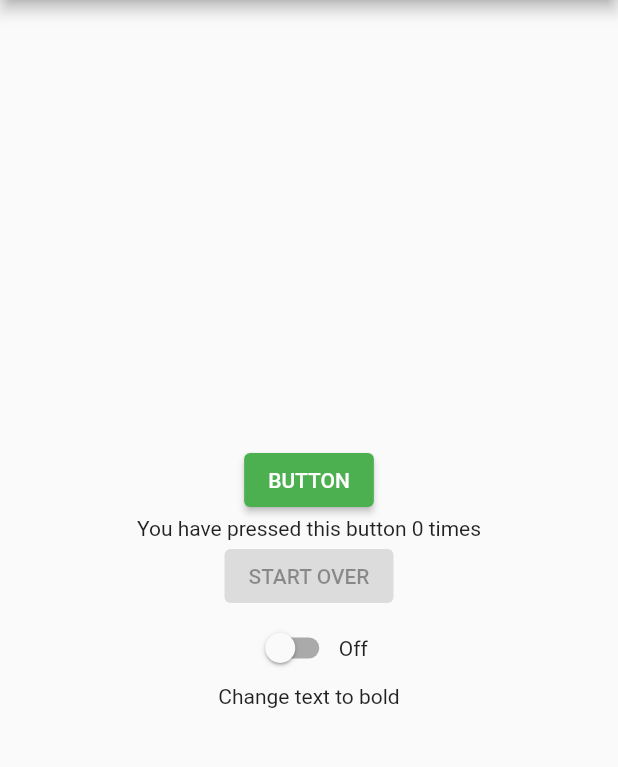
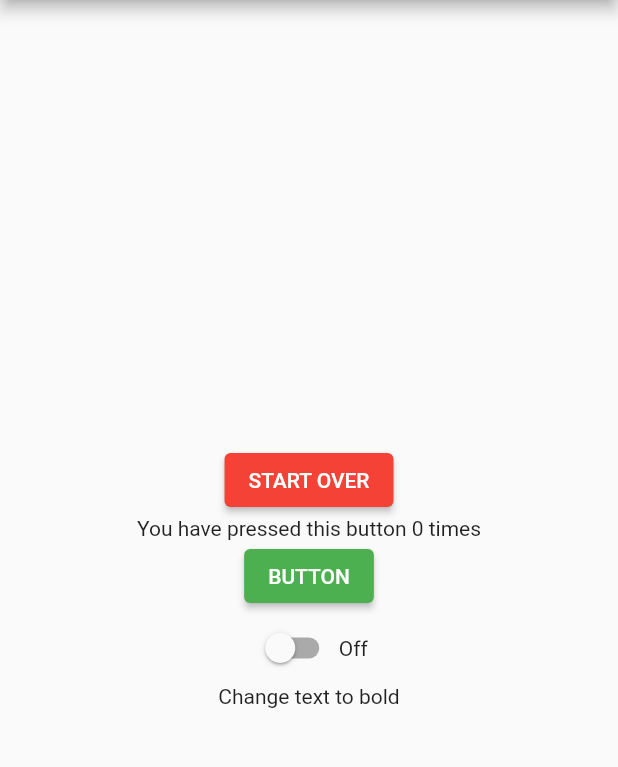
Before and after one commit to sebasgonvitec/App-de-Prueba, a Flutter app: the screen it shows after launch, on a phone screen of 412 x 824 dp, the part 84-851 px from its top. Run offline on Flutter 3.47's test engine with Material 2 defaults, Android fonts, the phone set to English and light mode, and no system bars.

Commit message:
Added third version of app de prueba (provider)

```diff
--- a/lib/inc_button.dart
+++ b/lib/custom_widgets/inc_button.dart
@@ -1,27 +1,23 @@
 import 'package:flutter/material.dart';
 
-class IncButton extends StatelessWidget {
-  final String inputText;
+class CustomButton extends StatelessWidget {
   final void Function() onPressed;
-  final Color color;
+  final bool reset;
 
   // ignore: use_key_in_widget_constructors
-  const IncButton(
-      {required this.inputText, required this.onPressed, required this.color});
+  const CustomButton({required this.onPressed, required this.reset});
 
   @override
   Widget build(BuildContext context) {
     return ElevatedButton(
         //Adding green color to the button and white color to the text
         style: ElevatedButton.styleFrom(
-          primary: color,
+          primary: reset ? Colors.red : Colors.green,
           onPrimary: Colors.white,
         ),
         //Action to happen when button is pressed
         onPressed: onPressed,
         //Text of the button
-        child: Text(
-          inputText,
-        ));
+        child: reset ? const Text('START OVER') : const Text('BUTTON'));
   }
 }
--- a/lib/main.dart
+++ b/lib/main.dart
@@ -1,12 +1,20 @@
 import 'package:flutter/material.dart';
-import './inc_button.dart';
+import 'custom_widgets/inc_button.dart';
+import 'package:provider/provider.dart';
+import 'package:app_de_prueba/providers/counter_provier.dart';
 
 void main() {
-  runApp(const MyApp());
+  runApp(
+    ChangeNotifierProvider(
+      create: (context) => Counter(),
+      child: const MyApp(),
+    ),
+  );
 }
 
 class MyApp extends StatelessWidget {
   const MyApp({Key? key}) : super(key: key);
+
   @override
   Widget build(BuildContext context) {
     return MaterialApp(
@@ -14,107 +22,57 @@ class MyApp extends StatelessWidget {
       theme: ThemeData(
         primarySwatch: Colors.lightBlue,
       ),
-      home: const MyHomePage(title: 'App de Prueba'),
+      home: const MyHomePage(),
     );
   }
 }
 
-class MyHomePage extends StatefulWidget {
-  const MyHomePage({Key? key, required this.title}) : super(key: key);
-
-  final String title;
-
-  @override
-  State<MyHomePage> createState() => _MyHomePageState();
-}
-
-class _MyHomePageState extends State<MyHomePage> {
-  //Variables
-  int _counter = 0;
-  bool _startOver = false;
-  bool _textBold = false;
-
-  //Function to increment the counter variable by one and set starOver variable to true,
-  //enabling the START OVER button
-  void _incrementCounter() {
-    setState(() {
-      _counter++;
-      _startOver = true;
-    });
-  }
-
-  //Function to reset the counter variable and disable the START OVER button
-  void _resetCounter() {
-    setState(() {
-      _counter = 0;
-      _startOver = false;
-    });
-  }
+class MyHomePage extends StatelessWidget {
+  const MyHomePage({Key? key}) : super(key: key);
 
   @override
   Widget build(BuildContext context) {
     return Scaffold(
       appBar: AppBar(
-        title: Text(widget.title),
+        title: const Text('App de Prueba'),
       ),
       body: Center(
-        child: Column(
+          child: Consumer<Counter>(
+        builder: (context, counter, child) => Column(
           mainAxisAlignment: MainAxisAlignment.center,
           children: <Widget>[
-            //First button (green) to increment the counter
-            IncButton(
-                inputText: 'BUTTON',
-                onPressed: _incrementCounter,
-                color: Colors.green),
-            //Text in between buttons
+            CustomButton(
+              onPressed: () => {context.read<Counter>().reset()},
+              reset: true,
+            ),
             Text(
-              'You have pressed this button $_counter times',
+              'You have pressed this button ${counter.count} times',
+              style: counter.textBold == true //_textBold == true
+                  ? const TextStyle(fontWeight: FontWeight.bold)
+                  : const TextStyle(fontWeight: FontWeight.normal),
             ),
-            //Second button (red) to reset the counter
-            ElevatedButton(
-                //Setting red color and white text
-                style: ElevatedButton.styleFrom(
-                  primary: Colors.red,
-                  onPrimary: Colors.white,
-                ),
-                //Action to happen when pressed
-                //Ternary Operation to enable or disable button
-                onPressed: _startOver
-                    ? () {
-                        _resetCounter();
-                      }
-                    : null,
-                child: const Text('START OVER')),
-            //Row widget to align switch and text horizontally
+            CustomButton(
+              onPressed: () => {context.read<Counter>().increment()},
+              reset: false,
+            ),
             Row(
-              //Center elements in the Row widget
               mainAxisAlignment: MainAxisAlignment.center,
               children: <Widget>[
-                //Switch to make text bold
                 Switch(
-                  value: _textBold,
+                  value: counter.textBold,
                   onChanged: (value) {
-                    setState(() {
-                      _textBold = value;
-                    });
+                    context.read<Counter>().textBoldness(value);
                   },
                 ),
-                //Ternary operation to change text (on/off) by the value of the switchs
-                _textBold ? const Text('On') : const Text('Off'),
+                counter.textBold ? const Text('On') : const Text('Off'),
               ],
             ),
-            //Text to change to bold
-            Text(
-              'Change text to bold',
-              //Ternary operation inside of style for switching between bold or normal
-              //according to the _textBold variable
-              style: _textBold == true
-                  ? const TextStyle(fontWeight: FontWeight.bold)
-                  : const TextStyle(fontWeight: FontWeight.normal),
-            )
+            counter.textBold
+                ? const Text('Remove text boldness')
+                : const Text('Change text to bold'),
           ],
         ),
-      ),
+      )),
     );
   }
 }
--- /dev/null
+++ b/lib/providers/counter_provier.dart
@@ -0,0 +1,24 @@
+import 'package:flutter/material.dart';
+
+class Counter with ChangeNotifier {
+  int _count = 0;
+  bool _textBold = false;
+
+  int get count => _count;
+  bool get textBold => _textBold;
+
+  void increment() {
+    _count++;
+    notifyListeners();
+  }
+
+  void reset() {
+    _count = 0;
+    notifyListeners();
+  }
+
+  void textBoldness(value) {
+    _textBold = value;
+    notifyListeners();
+  }
+}
--- a/pubspec.yaml
+++ b/pubspec.yaml
@@ -34,6 +34,7 @@ dependencies:
   # The following adds the Cupertino Icons font to your application.
   # Use with the CupertinoIcons class for iOS style icons.
   cupertino_icons: ^1.0.2
+  provider: ^6.0.2
 
 dev_dependencies:
   flutter_test:
```
Also changed, not shown: lib/app_versions/main_2.dart (added, +120 -0 lines), lib/app_versions/main_1.dart (renamed from lib/main_1.dart), pubspec.lock, 1 other file.
